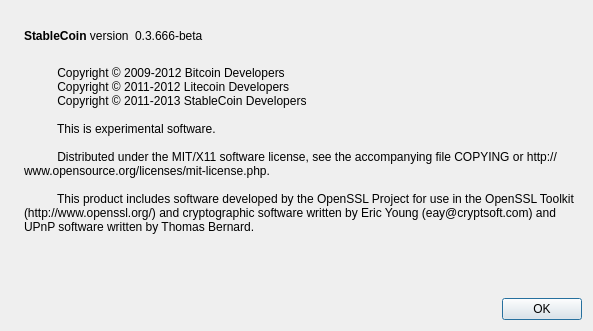
First picture: the form in src/qt/forms/aboutdialog.ui, repository tintcoin/tintcoin, before the edit.
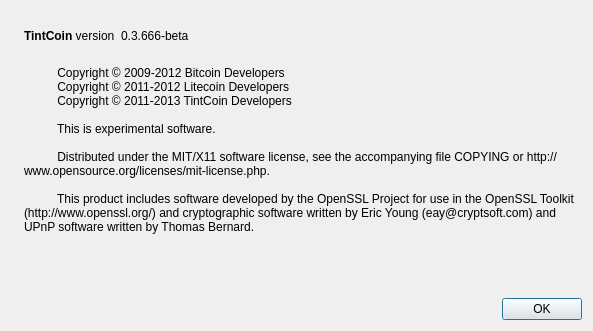
Second picture: the form after the edit. Icons and pictures are not drawn.

```diff
--- a/src/qt/forms/aboutdialog.ui
+++ b/src/qt/forms/aboutdialog.ui
@@ -50,7 +50,7 @@
           <cursorShape>IBeamCursor</cursorShape>
          </property>
          <property name="text">
-          <string>&lt;b&gt;StableCoin&lt;/b&gt; version</string>
+          <string>&lt;b&gt;TintCoin&lt;/b&gt; version</string>
          </property>
          <property name="textInteractionFlags">
           <set>Qt::LinksAccessibleByMouse|Qt::TextSelectableByKeyboard|Qt::TextSelectableByMouse</set>
@@ -97,7 +97,7 @@
         <string>
           Copyright © 2009-2012 Bitcoin Developers
           Copyright © 2011-2012 Litecoin Developers
-          Copyright © 2011-2013 StableCoin Developers
+          Copyright © 2011-2013 TintCoin Developers
 
           This is experimental software.
 
```
Left out of the diff: 2 changed lines with no effect on the pictures.
